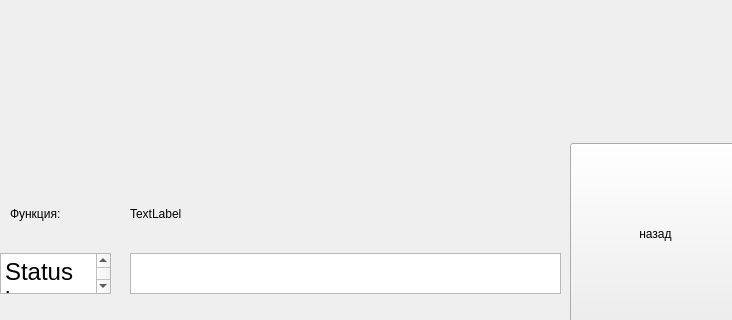
The window that src/SmartCalc/form.ui (geratw/test) describes before a commit, drawn with Qt 5; both pictures show x 0 to 732 and y 217 to 537 of the 732 by 537 pixel window.
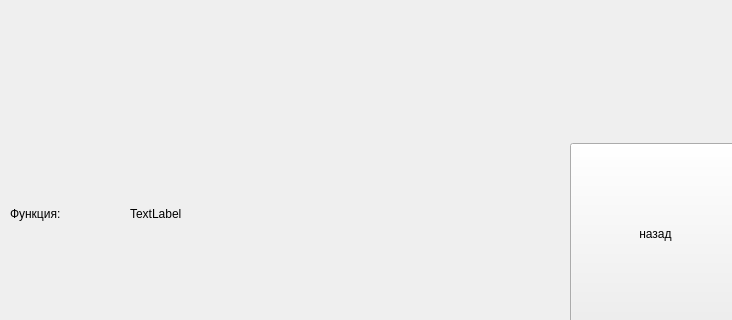
The same window after the commit. Custom widgets are drawn as their Qt base class.

Diff of the .ui file:
```diff
--- a/src/SmartCalc/form.ui
+++ b/src/SmartCalc/form.ui
@@ -62,38 +62,6 @@
     <string>Функция:</string>
    </property>
   </widget>
-  <widget class="QTextBrowser" name="statusBar">
-   <property name="geometry">
-    <rect>
-     <x>130</x>
-     <y>470</y>
-     <width>431</width>
-     <height>41</height>
-    </rect>
-   </property>
-  </widget>
-  <widget class="QTextBrowser" name="textBrowser">
-   <property name="geometry">
-    <rect>
-     <x>0</x>
-     <y>470</y>
-     <width>111</width>
-     <height>41</height>
-    </rect>
-   </property>
-   <property name="font">
-    <font>
-     <pointsize>18</pointsize>
-    </font>
-   </property>
-   <property name="html">
-    <string>&lt;!DOCTYPE HTML PUBLIC &quot;-//W3C//DTD HTML 4.0//EN&quot; &quot;http://www.w3.org/TR/REC-html40/strict.dtd&quot;&gt;
-&lt;html&gt;&lt;head&gt;&lt;meta name=&quot;qrichtext&quot; content=&quot;1&quot; /&gt;&lt;meta charset=&quot;utf-8&quot; /&gt;&lt;style type=&quot;text/css&quot;&gt;
-p, li { white-space: pre-wrap; }
-&lt;/style&gt;&lt;/head&gt;&lt;body style=&quot; font-family:'.AppleSystemUIFont'; font-size:18pt; font-weight:400; font-style:normal;&quot;&gt;
-&lt;p style=&quot; margin-top:0px; margin-bottom:0px; margin-left:0px; margin-right:0px; -qt-block-indent:0; text-indent:0px;&quot;&gt;Status bar&lt;/p&gt;&lt;/body&gt;&lt;/html&gt;</string>
-   </property>
-  </widget>
  </widget>
  <customwidgets>
   <customwidget>
```
